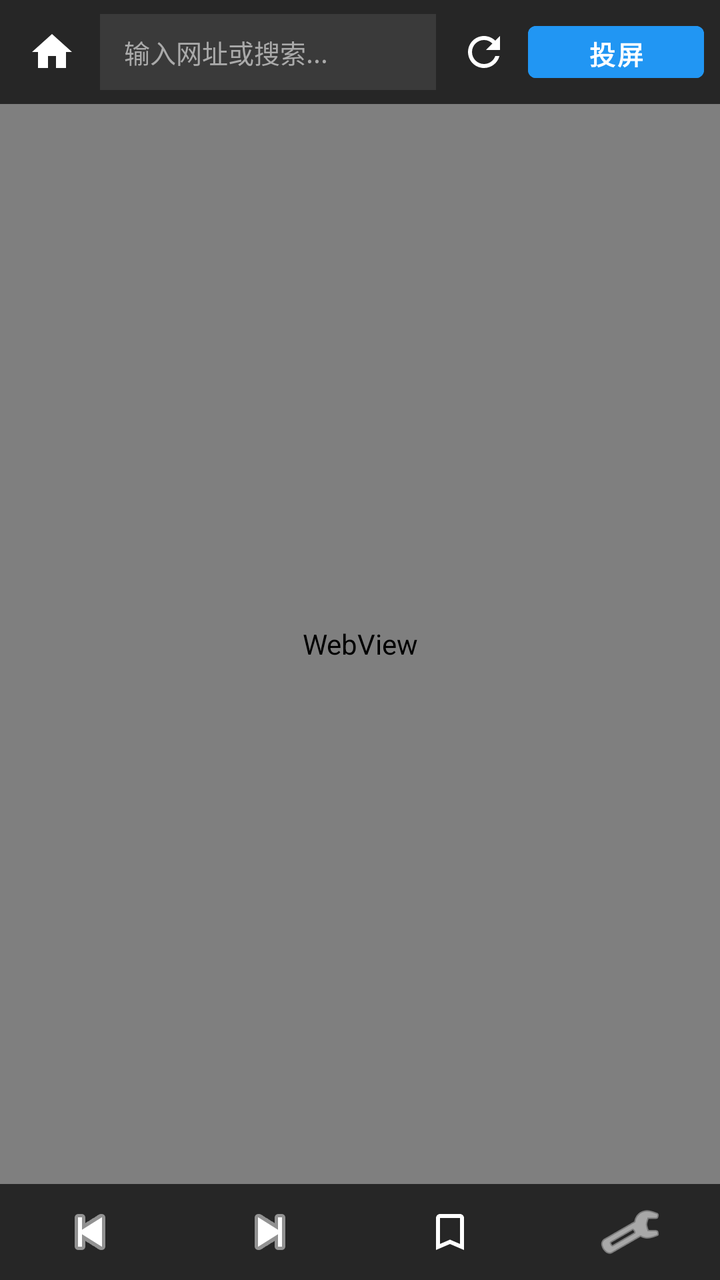
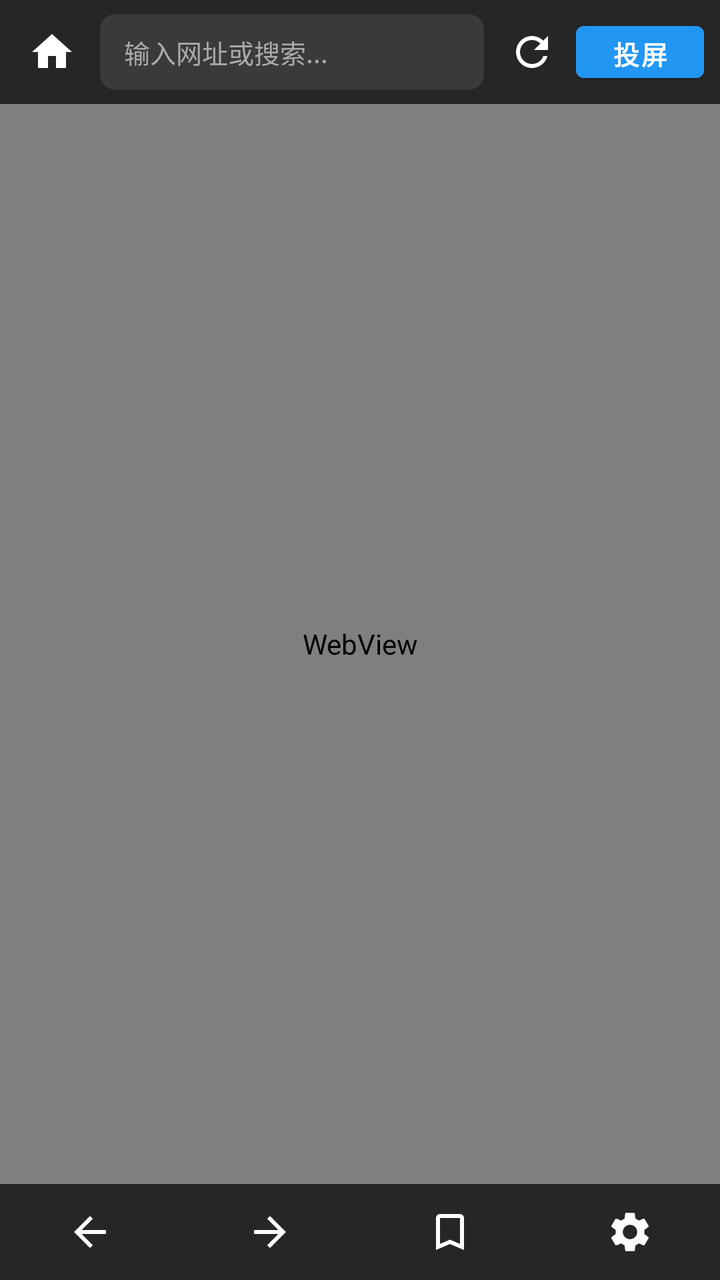

An Android layout rendered at two revisions. The XML below is the earlier revision; the diff shows what the commit changed to produce the second picture.
<!-- AndroidManifest.xml: application theme Theme.BigEyes -->
<!-- res/layout/activity_main.xml -->
<?xml version="1.0" encoding="utf-8"?>
<androidx.constraintlayout.widget.ConstraintLayout xmlns:android="http://schemas.android.com/apk/res/android"
    xmlns:app="http://schemas.android.com/apk/res-auto"
    android:layout_width="match_parent"
    android:layout_height="match_parent"
    android:background="@color/black">

    
    <LinearLayout
        android:id="@+id/top_bar"
        android:layout_width="match_parent"
        android:layout_height="52dp"
        android:orientation="horizontal"
        android:gravity="center_vertical"
        android:background="#262626"
        android:paddingHorizontal="8dp"
        app:layout_constraintTop_toTopOf="parent">

        <androidx.appcompat.widget.AppCompatImageButton
            android:id="@+id/btn_home"
            android:layout_width="36dp"
            android:layout_height="36dp"
            android:background="?attr/selectableItemBackgroundBorderless"
            app:srcCompat="@drawable/ic_home"
            app:tint="@color/white"
            android:contentDescription="主页" />

        <EditText
            android:id="@+id/et_url"
            android:layout_width="0dp"
            android:layout_height="38dp"
            android:layout_weight="1"
            android:layout_marginHorizontal="6dp"
            android:background="#3A3A3A"
            android:textColor="@color/white"
            android:textColorHint="@color/text_muted"
            android:hint="输入网址或搜索..."
            android:textSize="13sp"
            android:paddingHorizontal="12dp"
            android:singleLine="true"
            android:imeOptions="actionGo"
            android:inputType="textUri" />

        <androidx.appcompat.widget.AppCompatImageButton
            android:id="@+id/btn_refresh"
            android:layout_width="36dp"
            android:layout_height="36dp"
            android:background="?attr/selectableItemBackgroundBorderless"
            app:srcCompat="@drawable/ic_refresh"
            app:tint="@color/white"
            android:contentDescription="刷新"
            android:layout_marginEnd="4dp" />

        
        <FrameLayout
            android:id="@+id/layout_cast_btn"
            android:layout_width="wrap_content"
            android:layout_height="wrap_content">

            <Button
                android:id="@+id/btn_cast"
                android:layout_width="wrap_content"
                android:layout_height="38dp"
                android:text="投屏"
                android:textSize="13sp"
                android:textStyle="bold"
                android:backgroundTint="@color/brand_primary"
                android:textColor="@color/white"
                android:paddingHorizontal="12dp" />

            <TextView
                android:id="@+id/tv_badge_count"
                android:layout_width="18dp"
                android:layout_height="18dp"
                android:layout_gravity="top|end"
                android:background="@android:color/holo_red_dark"
                android:textColor="@color/white"
                android:textSize="10sp"
                android:textStyle="bold"
                android:gravity="center"
                android:visibility="gone"
                android:text="1" />
        </FrameLayout>
    </LinearLayout>

    
    <ProgressBar
        android:id="@+id/progress_bar"
        style="?android:attr/progressBarStyleHorizontal"
        android:layout_width="match_parent"
        android:layout_height="3dp"
        android:progressDrawable="@drawable/progress_bar_drawable"
        android:visibility="gone"
        app:layout_constraintTop_toBottomOf="@id/top_bar" />

    
    <FrameLayout
        android:id="@+id/web_view_container"
        android:layout_width="match_parent"
        android:layout_height="0dp"
        app:layout_constraintTop_toBottomOf="@id/progress_bar"
        app:layout_constraintBottom_toTopOf="@id/container_playback_control">

        <WebView
            android:id="@+id/web_view"
            android:layout_width="match_parent"
            android:layout_height="match_parent" />
    </FrameLayout>

    
    <FrameLayout
        android:id="@+id/container_playback_control"
        android:layout_width="match_parent"
        android:layout_height="wrap_content"
        android:visibility="gone"
        app:layout_constraintBottom_toTopOf="@id/bottom_bar">

        <include layout="@layout/view_playback_control" />
    </FrameLayout>

    
    <LinearLayout
        android:id="@+id/bottom_bar"
        android:layout_width="match_parent"
        android:layout_height="48dp"
        android:orientation="horizontal"
        android:gravity="center_vertical"
        android:background="#262626"
        app:layout_constraintBottom_toBottomOf="parent">

        <androidx.appcompat.widget.AppCompatImageButton
            android:id="@+id/btn_back"
            android:layout_width="0dp"
            android:layout_height="match_parent"
            android:layout_weight="1"
            android:background="?attr/selectableItemBackgroundBorderless"
            android:src="@android:drawable/ic_media_previous"
            app:tint="@color/white"
            android:contentDescription="后退" />

        <androidx.appcompat.widget.AppCompatImageButton
            android:id="@+id/btn_nav_forward"
            android:layout_width="0dp"
            android:layout_height="match_parent"
            android:layout_weight="1"
            android:background="?attr/selectableItemBackgroundBorderless"
            android:src="@android:drawable/ic_media_next"
            app:tint="@color/white"
            android:contentDescription="前进" />

        <androidx.appcompat.widget.AppCompatImageButton
            android:id="@+id/btn_bookmark"
            android:layout_width="0dp"
            android:layout_height="match_parent"
            android:layout_weight="1"
            android:background="?attr/selectableItemBackgroundBorderless"
            app:srcCompat="@drawable/ic_bookmark"
            app:tint="@color/white"
            android:contentDescription="书签收藏" />

        <androidx.appcompat.widget.AppCompatImageButton
            android:id="@+id/btn_settings"
            android:layout_width="0dp"
            android:layout_height="match_parent"
            android:layout_weight="1"
            android:background="?attr/selectableItemBackgroundBorderless"
            android:src="@android:drawable/ic_menu_preferences"
            app:tint="@color/white"
            android:contentDescription="设置" />
    </LinearLayout>

    
    <FrameLayout
        android:id="@+id/container_next_countdown"
        android:layout_width="wrap_content"
        android:layout_height="wrap_content"
        android:visibility="gone"
        app:layout_constraintTop_toTopOf="parent"
        app:layout_constraintBottom_toBottomOf="parent"
        app:layout_constraintStart_toStartOf="parent"
        app:layout_constraintEnd_toEndOf="parent">

        <include layout="@layout/view_next_episode_countdown" />
    </FrameLayout>

    
    <FrameLayout
        android:id="@+id/fullscreen_custom_content"
        android:layout_width="match_parent"
        android:layout_height="match_parent"
        android:background="@color/black"
        android:visibility="gone"
        app:layout_constraintTop_toTopOf="parent"
        app:layout_constraintBottom_toBottomOf="parent"
        app:layout_constraintStart_toStartOf="parent"
        app:layout_constraintEnd_toEndOf="parent" />

</androidx.constraintlayout.widget.ConstraintLayout>
<!-- res/layout/view_playback_control.xml (included above) -->
<?xml version="1.0" encoding="utf-8"?>
<LinearLayout xmlns:android="http://schemas.android.com/apk/res/android"
    xmlns:app="http://schemas.android.com/apk/res-auto"
    android:layout_width="match_parent"
    android:layout_height="wrap_content"
    android:orientation="vertical"
    android:background="@color/control_bar_bg"
    android:padding="12dp"
    android:elevation="8dp">

    
    <LinearLayout
        android:layout_width="match_parent"
        android:layout_height="wrap_content"
        android:orientation="horizontal"
        android:gravity="center_vertical">

        <TextView
            android:id="@+id/tv_playing_title"
            android:layout_width="0dp"
            android:layout_height="wrap_content"
            android:layout_weight="1"
            android:textColor="@color/white"
            android:textSize="14sp"
            android:textStyle="bold"
            android:singleLine="true"
            android:ellipsize="end"
            android:text="正在电视投屏播放..." />

        <TextView
            android:id="@+id/tv_queue_indicator"
            android:layout_width="wrap_content"
            android:layout_height="wrap_content"
            android:textColor="@color/brand_primary"
            android:textSize="12sp"
            android:textStyle="bold"
            android:text="第 1 集"
            android:layout_marginStart="8dp" />

        <TextView
            android:id="@+id/tv_target_device"
            android:layout_width="wrap_content"
            android:layout_height="wrap_content"
            android:textColor="@color/text_muted"
            android:textSize="12sp"
            android:text="客厅电视"
            android:layout_marginStart="8dp" />

        <ImageButton
            android:id="@+id/btn_close_control"
            android:layout_width="32dp"
            android:layout_height="32dp"
            android:background="?attr/selectableItemBackgroundBorderless"
            android:src="@android:drawable/ic_menu_close_clear_cancel"
            android:tint="@color/text_muted"
            android:contentDescription="关闭播控" />
    </LinearLayout>

    
    <LinearLayout
        android:layout_width="match_parent"
        android:layout_height="wrap_content"
        android:orientation="horizontal"
        android:gravity="center_vertical"
        android:layout_marginTop="4dp">

        <TextView
            android:id="@+id/tv_current_time"
            android:layout_width="wrap_content"
            android:layout_height="wrap_content"
            android:textColor="@color/text_muted"
            android:textSize="12sp"
            android:text="00:00:00" />

        <SeekBar
            android:id="@+id/seekbar_progress"
            android:layout_width="0dp"
            android:layout_height="wrap_content"
            android:layout_weight="1"
            android:max="1000"
            android:progress="0"
            android:thumbTint="@color/brand_primary"
            android:progressTint="@color/brand_primary" />

        <TextView
            android:id="@+id/tv_total_time"
            android:layout_width="wrap_content"
            android:layout_height="wrap_content"
            android:textColor="@color/text_muted"
            android:textSize="12sp"
            android:text="00:00:00" />
    </LinearLayout>

    
    <LinearLayout
        android:layout_width="match_parent"
        android:layout_height="wrap_content"
        android:orientation="horizontal"
        android:gravity="center_vertical"
        android:layout_marginTop="4dp">

        <Button
            android:id="@+id/btn_previous_episode"
            android:layout_width="wrap_content"
            android:layout_height="36dp"
            android:text="上集"
            android:textSize="12sp"
            style="@style/Widget.MaterialComponents.Button.TextButton"
            android:textColor="@color/white" />

        <Button
            android:id="@+id/btn_rewind"
            android:layout_width="wrap_content"
            android:layout_height="36dp"
            android:text="-15s"
            android:textSize="12sp"
            style="@style/Widget.MaterialComponents.Button.TextButton"
            android:textColor="@color/white" />

        <Button
            android:id="@+id/btn_play_pause"
            android:layout_width="0dp"
            android:layout_height="36dp"
            android:layout_weight="1"
            android:text="暂停"
            android:textSize="13sp"
            android:layout_marginHorizontal="6dp"
            android:backgroundTint="@color/brand_primary"
            android:textColor="@color/white" />

        <Button
            android:id="@+id/btn_forward"
            android:layout_width="wrap_content"
            android:layout_height="36dp"
            android:text="+15s"
            android:textSize="12sp"
            style="@style/Widget.MaterialComponents.Button.TextButton"
            android:textColor="@color/white" />

        <Button
            android:id="@+id/btn_next_episode"
            android:layout_width="wrap_content"
            android:layout_height="36dp"
            android:text="下集"
            android:textSize="12sp"
            style="@style/Widget.MaterialComponents.Button.TextButton"
            android:textColor="@color/brand_primary" />

        <Button
            android:id="@+id/btn_select_episode"
            android:layout_width="wrap_content"
            android:layout_height="36dp"
            android:text="选集"
            android:textSize="12sp"
            style="@style/Widget.MaterialComponents.Button.TextButton"
            android:textColor="@color/white" />

        <Button
            android:id="@+id/btn_stop"
            android:layout_width="wrap_content"
            android:layout_height="36dp"
            android:text="停止"
            android:textSize="12sp"
            style="@style/Widget.MaterialComponents.Button.TextButton"
            android:textColor="#FF5252" />
    </LinearLayout>

</LinearLayout>
<!-- res/layout/view_next_episode_countdown.xml (included above) -->
<?xml version="1.0" encoding="utf-8"?>
<androidx.cardview.widget.CardView xmlns:android="http://schemas.android.com/apk/res/android"
    xmlns:app="http://schemas.android.com/apk/res-auto"
    android:id="@+id/card_next_countdown"
    android:layout_width="320dp"
    android:layout_height="wrap_content"
    app:cardCornerRadius="16dp"
    app:cardElevation="12dp"
    app:cardBackgroundColor="#E6212121">

    <LinearLayout
        android:layout_width="match_parent"
        android:layout_height="wrap_content"
        android:orientation="vertical"
        android:padding="20dp"
        android:gravity="center_horizontal">

        <TextView
            android:layout_width="wrap_content"
            android:layout_height="wrap_content"
            android:text="即将播放下一集"
            android:textColor="@color/text_muted"
            android:textSize="13sp"
            android:textStyle="bold" />

        <TextView
            android:id="@+id/tv_next_episode_title"
            android:layout_width="wrap_content"
            android:layout_height="wrap_content"
            android:layout_marginTop="8dp"
            android:text="第 2 集"
            android:textColor="@color/white"
            android:textSize="18sp"
            android:textStyle="bold"
            android:maxLines="2"
            android:ellipsize="end"
            android:gravity="center" />

        <TextView
            android:id="@+id/tv_countdown_seconds"
            android:layout_width="wrap_content"
            android:layout_height="wrap_content"
            android:layout_marginTop="6dp"
            android:text="10 秒后自动播放"
            android:textColor="@color/brand_primary"
            android:textSize="14sp" />

        <LinearLayout
            android:layout_width="match_parent"
            android:layout_height="wrap_content"
            android:orientation="horizontal"
            android:gravity="center"
            android:layout_marginTop="16dp">

            <Button
                android:id="@+id/btn_cancel_countdown"
                style="@style/Widget.MaterialComponents.Button.OutlinedButton"
                android:layout_width="0dp"
                android:layout_height="42dp"
                android:layout_weight="1"
                android:text="取消"
                android:textColor="@color/white"
                app:strokeColor="#555555" />

            <Button
                android:id="@+id/btn_play_now"
                android:layout_width="0dp"
                android:layout_height="42dp"
                android:layout_weight="1"
                android:layout_marginStart="12dp"
                android:backgroundTint="@color/brand_primary"
                android:text="立即播放"
                android:textColor="@color/white" />
        </LinearLayout>

    </LinearLayout>

</androidx.cardview.widget.CardView>
<!-- resources referenced by this layout -->
<resources>
  <color name="black">#FF000000</color>
  <color name="brand_primary">#FF2196F3</color>
  <color name="control_bar_bg">#EE1E1E1E</color>
  <color name="text_muted">#FFAAAAAA</color>
  <color name="white">#FFFFFFFF</color>
  <style name="Theme.BigEyes" parent="Theme.MaterialComponents.DayNight.NoActionBar">
          <item name="colorPrimary">@color/brand_primary</item>
          <item name="colorPrimaryVariant">@color/purple_700</item>
          <item name="colorOnPrimary">@color/white</item>
          <item name="colorSecondary">@color/brand_secondary</item>
          <item name="colorSecondaryVariant">@color/teal_700</item>
          <item name="colorOnSecondary">@color/black</item>
          <item name="android:statusBarColor">?attr/colorPrimaryVariant</item>
      </style>
  <color name="purple_700">#FF3700B3</color>
  <color name="brand_secondary">#FF4CAF50</color>
  <color name="teal_700">#FF018786</color>
  <!-- unchanged entries left out for length: 4 -->
</resources>

<!-- the commit's change to res/layout/activity_main.xml (unified diff, before → after) -->
@@ -25,21 +25,42 @@
             app:tint="@color/white"
             android:contentDescription="主页" />
 
-        <EditText
-            android:id="@+id/et_url"
+        <LinearLayout
             android:layout_width="0dp"
             android:layout_height="38dp"
             android:layout_weight="1"
             android:layout_marginHorizontal="6dp"
-            android:background="#3A3A3A"
-            android:textColor="@color/white"
-            android:textColorHint="@color/text_muted"
-            android:hint="输入网址或搜索..."
-            android:textSize="13sp"
-            android:paddingHorizontal="12dp"
-            android:singleLine="true"
-            android:imeOptions="actionGo"
-            android:inputType="textUri" />
+            android:orientation="horizontal"
+            android:gravity="center_vertical"
+            android:background="@drawable/bg_url_input">
+
+            <EditText
+                android:id="@+id/et_url"
+                android:layout_width="0dp"
+                android:layout_height="match_parent"
+                android:layout_weight="1"
+                android:background="@null"
+                android:textColor="@color/white"
+                android:textColorHint="@color/text_muted"
+                android:hint="输入网址或搜索..."
+                android:textSize="13sp"
+                android:paddingStart="12dp"
+                android:paddingEnd="4dp"
+                android:singleLine="true"
+                android:imeOptions="actionGo"
+                android:inputType="text" />
+
+            <androidx.appcompat.widget.AppCompatImageButton
+                android:id="@+id/btn_clear_url"
+                android:layout_width="32dp"
+                android:layout_height="32dp"
+                android:background="?attr/selectableItemBackgroundBorderless"
+                app:srcCompat="@drawable/ic_close"
+                app:tint="@color/text_muted"
+                android:padding="7dp"
+                android:visibility="gone"
+                android:contentDescription="清空地址栏" />
+        </LinearLayout>
 
         <androidx.appcompat.widget.AppCompatImageButton
             android:id="@+id/btn_refresh"
@@ -61,6 +82,7 @@
                 android:id="@+id/btn_cast"
                 android:layout_width="wrap_content"
                 android:layout_height="38dp"
+                android:minWidth="64dp"
                 android:text="投屏"
                 android:textSize="13sp"
                 android:textStyle="bold"
@@ -70,10 +92,12 @@
 
             <TextView
                 android:id="@+id/tv_badge_count"
-                android:layout_width="18dp"
+                android:layout_width="wrap_content"
                 android:layout_height="18dp"
+                android:minWidth="18dp"
+                android:paddingHorizontal="4dp"
                 android:layout_gravity="top|end"
-                android:background="@android:color/holo_red_dark"
+                android:background="@drawable/bg_badge_circle"
                 android:textColor="@color/white"
                 android:textSize="10sp"
                 android:textStyle="bold"
@@ -134,7 +158,7 @@
             android:layout_height="match_parent"
             android:layout_weight="1"
             android:background="?attr/selectableItemBackgroundBorderless"
-            android:src="@android:drawable/ic_media_previous"
+            app:srcCompat="@drawable/ic_arrow_back"
             app:tint="@color/white"
             android:contentDescription="后退" />
 
@@ -144,7 +168,7 @@
             android:layout_height="match_parent"
             android:layout_weight="1"
             android:background="?attr/selectableItemBackgroundBorderless"
-            android:src="@android:drawable/ic_media_next"
+            app:srcCompat="@drawable/ic_arrow_forward"
             app:tint="@color/white"
             android:contentDescription="前进" />
 
@@ -164,7 +188,7 @@
             android:layout_height="match_parent"
             android:layout_weight="1"
             android:background="?attr/selectableItemBackgroundBorderless"
-            android:src="@android:drawable/ic_menu_preferences"
+            app:srcCompat="@drawable/ic_settings"
             app:tint="@color/white"
             android:contentDescription="设置" />
     </LinearLayout>
@@ -204,7 +228,9 @@
     android:layout_height="wrap_content"
     android:orientation="vertical"
     android:background="@color/control_bar_bg"
-    android:padding="12dp"
+    android:paddingHorizontal="12dp"
+    android:paddingTop="10dp"
+    android:paddingBottom="8dp"
     android:elevation="8dp">
 
     
@@ -242,16 +268,21 @@
             android:layout_height="wrap_content"
             android:textColor="@color/text_muted"
             android:textSize="12sp"
-            android:text="客厅电视"
+            android:maxWidth="100dp"
+            android:singleLine="true"
+            android:ellipsize="end"
+            android:text="电视"
             android:layout_marginStart="8dp" />
 
-        <ImageButton
+        <androidx.appcompat.widget.AppCompatImageButton
             android:id="@+id/btn_close_control"
-            android:layout_width="32dp"
-            android:layout_height="32dp"
-            android:background="?attr/selectableItemBackgroundBorderless"
-            android:src="@android:drawable/ic_menu_close_clear_cancel"
-            android:tint="@color/text_muted"
+            android:layout_width="36dp"
+            android:layout_height="36dp"
+            android:layout_marginStart="4dp"
+            android:background="?attr/selectableItemBackgroundBorderless"
+            app:srcCompat="@drawable/ic_close"
+            app:tint="@color/text_muted"
+            android:padding="8dp"
             android:contentDescription="关闭播控" />
     </LinearLayout>
 
@@ -261,7 +292,7 @@
         android:layout_height="wrap_content"
         android:orientation="horizontal"
         android:gravity="center_vertical"
-        android:layout_marginTop="4dp">
+        android:layout_marginTop="2dp">
 
         <TextView
             android:id="@+id/tv_current_time"
@@ -300,20 +331,28 @@
 
         <Button
             android:id="@+id/btn_previous_episode"
-            android:layout_width="wrap_content"
-            android:layout_height="36dp"
+            style="@style/Widget.MaterialComponents.Button.TextButton"
+            android:layout_width="wrap_content"
+            android:layout_height="36dp"
+            android:minWidth="44dp"
+            android:paddingHorizontal="8dp"
+            android:insetTop="0dp"
+            android:insetBottom="0dp"
             android:text="上集"
             android:textSize="12sp"
-            style="@style/Widget.MaterialComponents.Button.TextButton"
             android:textColor="@color/white" />
 
         <Button
             android:id="@+id/btn_rewind"
-            android:layout_width="wrap_content"
-            android:layout_height="36dp"
+            style="@style/Widget.MaterialComponents.Button.TextButton"
+            android:layout_width="wrap_content"
+            android:layout_height="36dp"
+            android:minWidth="44dp"
+            android:paddingHorizontal="8dp"
+            android:insetTop="0dp"
+            android:insetBottom="0dp"
             android:text="-15s"
             android:textSize="12sp"
-            style="@style/Widget.MaterialComponents.Button.TextButton"
             android:textColor="@color/white" />
 
         <Button
@@ -321,46 +360,101 @@
             android:layout_width="0dp"
             android:layout_height="36dp"
             android:layout_weight="1"
+            android:minWidth="64dp"
+            android:insetTop="0dp"
+            android:insetBottom="0dp"
             android:text="暂停"
             android:textSize="13sp"
+            android:textStyle="bold"
             android:layout_marginHorizontal="6dp"
             android:backgroundTint="@color/brand_primary"
             android:textColor="@color/white" />
 
         <Button
             android:id="@+id/btn_forward"
-            android:layout_width="wrap_content"
-            android:layout_height="36dp"
+            style="@style/Widget.MaterialComponents.Button.TextButton"
+            android:layout_width="wrap_content"
+            android:layout_height="36dp"
+            android:minWidth="44dp"
+            android:paddingHorizontal="8dp"
+            android:insetTop="0dp"
+            android:insetBottom="0dp"
             android:text="+15s"
             android:textSize="12sp"
-            style="@style/Widget.MaterialComponents.Button.TextButton"
             android:textColor="@color/white" />
 
         <Button
             android:id="@+id/btn_next_episode"
-            android:layout_width="wrap_content"
-            android:layout_height="36dp"
+            style="@style/Widget.MaterialComponents.Button.TextButton"
+            android:layout_width="wrap_content"
+            android:layout_height="36dp"
+            android:minWidth="44dp"
+            android:paddingHorizontal="8dp"
+            android:insetTop="0dp"
+            android:insetBottom="0dp"
             android:text="下集"
             android:textSize="12sp"
-            style="@style/Widget.MaterialComponents.Button.TextButton"
             android:textColor="@color/brand_primary" />
+    </LinearLayout>
+
+    
+    <LinearLayout
+        android:layout_width="match_parent"
+        android:layout_height="wrap_content"
+        android:orientation="horizontal"
+        android:gravity="center_vertical"
+        android:layout_marginTop="2dp">
+
+        <Button
+            android:id="@+id/btn_speed"
+            style="@style/Widget.MaterialComponents.Button.TextButton"
+            android:layout_width="0dp"
+            android:layout_height="32dp"
+            android:layout_weight="1"
+            android:minWidth="0dp"
+            android:insetTop="0dp"
+            android:insetBottom="0dp"
+            android:text="1.0x"
+            android:textSize="12sp"
+            android:textColor="@color/text_muted" />
+
+        <Button
+            android:id="@+id/btn_switch_device"
+            style="@style/Widget.MaterialComponents.Button.TextButton"
+            android:layout_width="0dp"
+            android:layout_height="32dp"
+            android:layout_weight="1"
+            android:minWidth="0dp"
+            android:insetTop="0dp"
+            android:insetBottom="0dp"
+            android:text="换设备"
+            android:textSize="12sp"
+            android:textColor="@color/white" />
 
         <Button
             android:id="@+id/btn_select_episode"
-            android:layout_width="wrap_content"
-            android:layout_height="36dp"
+            style="@style/Widget.MaterialComponents.Button.TextButton"
+            android:layout_width="0dp"
+            android:layout_height="32dp"
+            android:layout_weight="1"
+            android:minWidth="0dp"
+            android:insetTop="0dp"
+            android:insetBottom="0dp"
             android:text="选集"
             android:textSize="12sp"
-            style="@style/Widget.MaterialComponents.Button.TextButton"
             android:textColor="@color/white" />
 
         <Button
             android:id="@+id/btn_stop"
-            android:layout_width="wrap_content"
-            android:layout_height="36dp"
+            style="@style/Widget.MaterialComponents.Button.TextButton"
+            android:layout_width="0dp"
+            android:layout_height="32dp"
+            android:layout_weight="1"
+            android:minWidth="0dp"
+            android:insetTop="0dp"
+            android:insetBottom="0dp"
             android:text="停止"
             android:textSize="12sp"
-            style="@style/Widget.MaterialComponents.Button.TextButton"
             android:textColor="#FF5252" />
     </LinearLayout>
 
<!-- resource entries referenced after the edit -->
@@ -5,6 +5,60 @@
   <color name="control_bar_bg">#EE1E1E1E</color>
   <color name="text_muted">#FFAAAAAA</color>
   <color name="white">#FFFFFFFF</color>
+  <!-- drawable bg_badge_circle (drawable) -->
+  <?xml version="1.0" encoding="utf-8"?>
+  <shape xmlns:android="http://schemas.android.com/apk/res/android"
+      android:shape="rectangle">
+      <solid android:color="#E53935" />
+      <corners android:radius="9dp" />
+  </shape>
+  <!-- drawable bg_url_input (drawable) -->
+  <?xml version="1.0" encoding="utf-8"?>
+  <shape xmlns:android="http://schemas.android.com/apk/res/android"
+      android:shape="rectangle">
+      <solid android:color="#3A3A3A" />
+      <corners android:radius="8dp" />
+  </shape>
+  <!-- drawable ic_arrow_back (drawable) -->
+  <vector xmlns:android="http://schemas.android.com/apk/res/android"
+      android:width="24dp"
+      android:height="24dp"
+      android:viewportWidth="24"
+      android:viewportHeight="24">
+      <path
+          android:fillColor="#FFFFFF"
+          android:pathData="M20,11H7.83l5.59,-5.59L12,4l-8,8 8,8 1.41,-1.41L7.83,13H20v-2z" />
+  </vector>
+  <!-- drawable ic_arrow_forward (drawable) -->
+  <vector xmlns:android="http://schemas.android.com/apk/res/android"
+      android:width="24dp"
+      android:height="24dp"
+      android:viewportWidth="24"
+      android:viewportHeight="24">
+      <path
+          android:fillColor="#FFFFFF"
+          android:pathData="M12,4l-1.41,1.41L16.17,11H4v2h12.17l-5.58,5.59L12,20l8,-8z" />
+  </vector>
+  <!-- drawable ic_close (drawable) -->
+  <vector xmlns:android="http://schemas.android.com/apk/res/android"
+      android:width="24dp"
+      android:height="24dp"
+      android:viewportWidth="24"
+      android:viewportHeight="24">
+      <path
+          android:fillColor="#FFFFFF"
+          android:pathData="M19,6.41L17.59,5 12,10.59 6.41,5 5,6.41 10.59,12 5,17.59 6.41,19 12,13.41 17.59,19 19,17.59 13.41,12z" />
+  </vector>
+  <!-- drawable ic_settings (drawable) -->
+  <vector xmlns:android="http://schemas.android.com/apk/res/android"
+      android:width="24dp"
+      android:height="24dp"
+      android:viewportWidth="24"
+      android:viewportHeight="24">
+      <path
+          android:fillColor="#FFFFFF"
+          android:pathData="M19.14,12.94c0.04,-0.3 0.06,-0.61 0.06,-0.94c0,-0.32 -0.02,-0.64 -0.07,-0.94l2.03,-1.58c0.18,-0.14 0.23,-0.41 0.12,-0.61l-1.92,-3.32c-0.12,-0.22 -0.37,-0.29 -0.59,-0.22l-2.39,0.96c-0.5,-0.38 -1.03,-0.7 -1.62,-0.94L14.4,2.81c-0.04,-0.24 -0.24,-0.41 -0.48,-0.41h-3.84c-0.24,0 -0.43,0.17 -0.47,0.41L9.25,5.35C8.66,5.59 8.12,5.92 7.63,6.29L5.24,5.33c-0.22,-0.08 -0.47,0 -0.59,0.22L2.74,8.87C2.62,9.08 2.66,9.34 2.86,9.48l2.03,1.58C4.84,11.36 4.8,11.69 4.8,12s0.02,0.64 0.07,0.94l-2.03,1.58c-0.18,0.14 -0.23,0.41 -0.12,0.61l1.92,3.32c0.12,0.22 0.37,0.29 0.59,0.22l2.39,-0.96c0.5,0.38 1.03,0.7 1.62,0.94l0.36,2.54c0.05,0.24 0.24,0.41 0.48,0.41h3.84c0.24,0 0.44,-0.17 0.47,-0.41l0.36,-2.54c0.59,-0.24 1.13,-0.56 1.62,-0.94l2.39,0.96c0.22,0.08 0.47,0 0.59,-0.22l1.92,-3.32c0.12,-0.22 0.07,-0.47 -0.12,-0.61L19.14,12.94zM12,15.6c-1.98,0 -3.6,-1.62 -3.6,-3.6s1.62,-3.6 3.6,-3.6s3.6,1.62 3.6,3.6S13.98,15.6 12,15.6z" />
+  </vector>
   <style name="Theme.BigEyes" parent="Theme.MaterialComponents.DayNight.NoActionBar">
           <item name="colorPrimary">@color/brand_primary</item>
           <item name="colorPrimaryVariant">@color/purple_700</item>
@@ -12,7 +66,7 @@
           <item name="colorSecondary">@color/brand_secondary</item>
           <item name="colorSecondaryVariant">@color/teal_700</item>
           <item name="colorOnSecondary">@color/black</item>
-          <item name="android:statusBarColor">?attr/colorPrimaryVariant</item>
+          <item name="android:statusBarColor">#262626</item>
       </style>
   <color name="purple_700">#FF3700B3</color>
   <color name="brand_secondary">#FF4CAF50</color>
